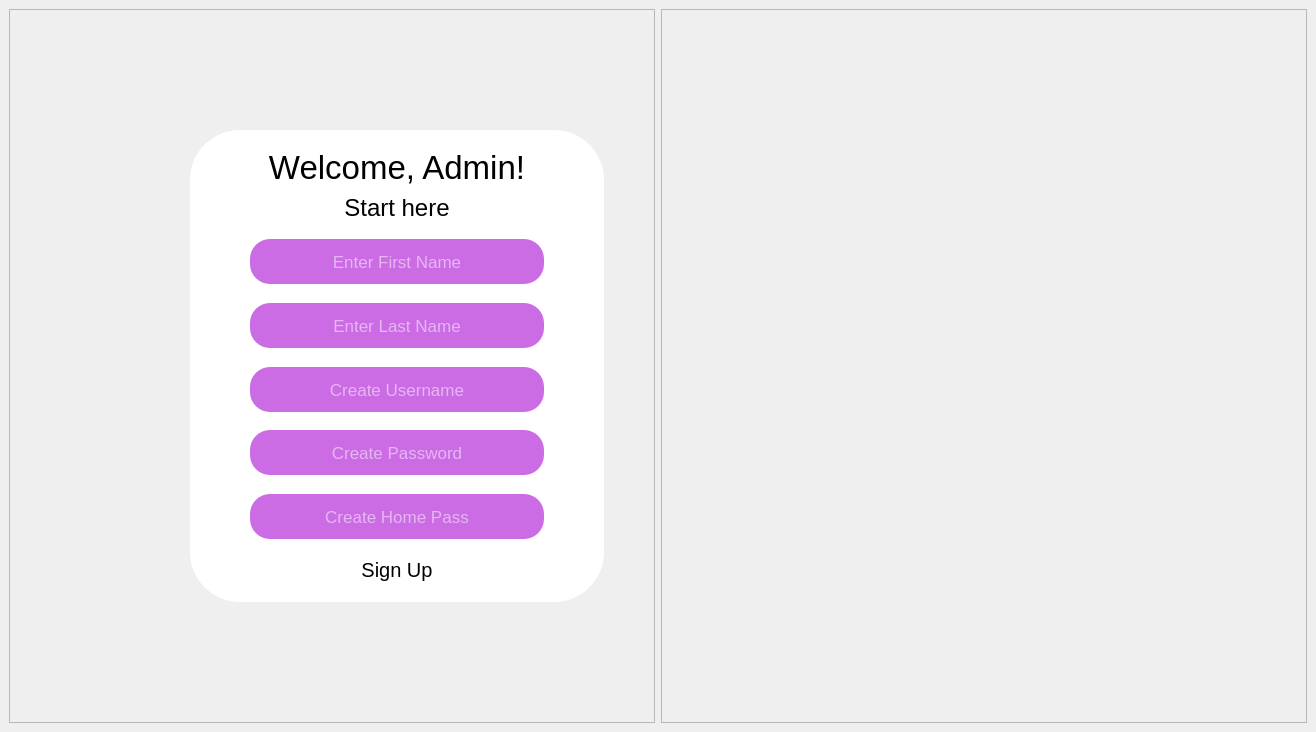
This is ui/signup.ui in alexskh5/ENTRYSAFE as Qt 5 draws it before an edit. The edited form follows.
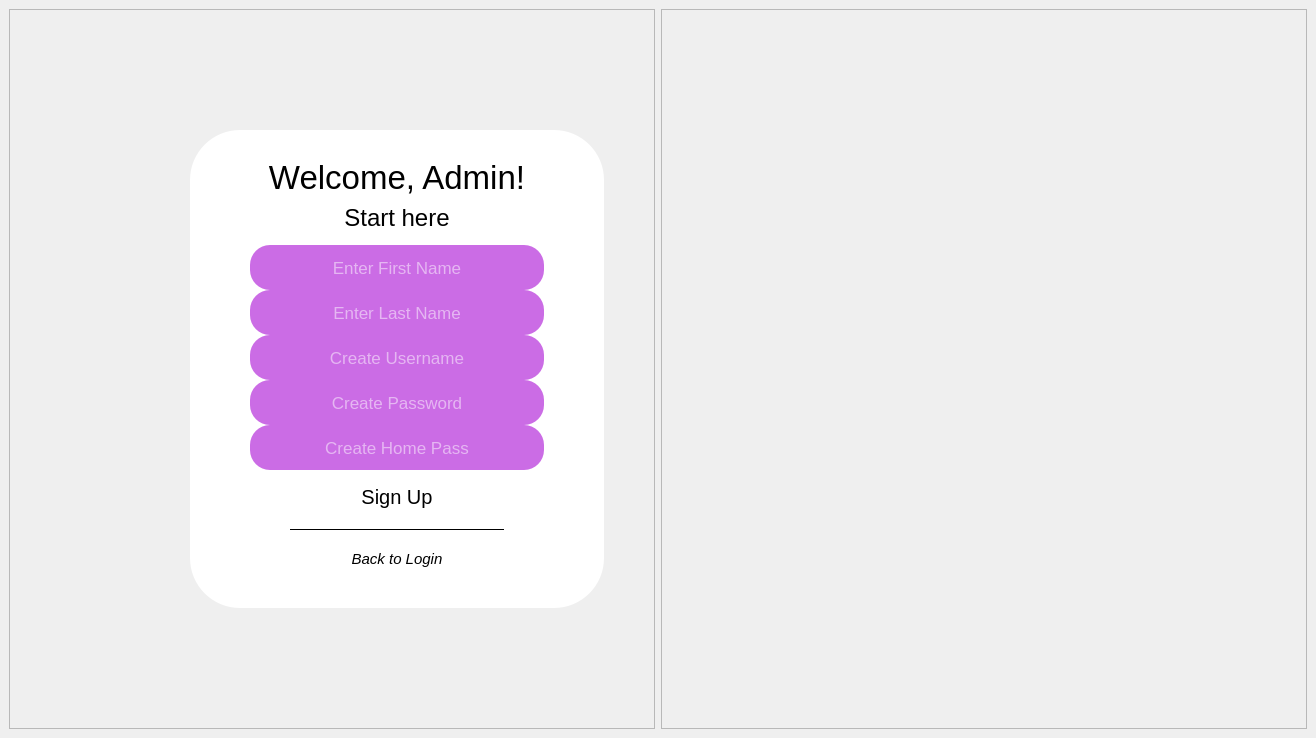
This is the edited form. Icons and pictures are not drawn.

Commit message: eross nalate

```diff
--- a/ui/signup.ui
+++ b/ui/signup.ui
@@ -57,19 +57,19 @@
          </property>
          <layout class="QVBoxLayout" name="verticalLayout_3">
           <property name="spacing">
-           <number>0</number>
+           <number>15</number>
           </property>
           <property name="leftMargin">
            <number>50</number>
           </property>
           <property name="topMargin">
-           <number>20</number>
+           <number>30</number>
           </property>
           <property name="rightMargin">
            <number>50</number>
           </property>
           <property name="bottomMargin">
-           <number>20</number>
+           <number>30</number>
           </property>
           <item>
            <widget class="QFrame" name="top">
@@ -475,7 +475,7 @@
             </property>
             <layout class="QVBoxLayout" name="verticalLayout_6">
              <property name="spacing">
-              <number>30</number>
+              <number>20</number>
              </property>
              <property name="leftMargin">
               <number>50</number>
@@ -487,7 +487,7 @@
               <number>50</number>
              </property>
              <property name="bottomMargin">
-              <number>0</number>
+              <number>10</number>
              </property>
              <item>
               <spacer name="verticalSpacer_5">
@@ -515,6 +515,30 @@
                </property>
               </widget>
              </item>
+             <item>
+              <widget class="Line" name="line">
+               <property name="styleSheet">
+                <string notr="true">background-color: black;
+max-height: 1px;</string>
+               </property>
+               <property name="orientation">
+                <enum>Qt::Horizontal</enum>
+               </property>
+              </widget>
+             </item>
+             <item>
+              <widget class="QPushButton" name="pushButton">
+               <property name="font">
+                <font>
+                 <pointsize>11</pointsize>
+                 <italic>true</italic>
+                </font>
+               </property>
+               <property name="text">
+                <string>Back to Login</string>
+               </property>
+              </widget>
+             </item>
              <item>
               <spacer name="verticalSpacer_6">
                <property name="orientation">
```
